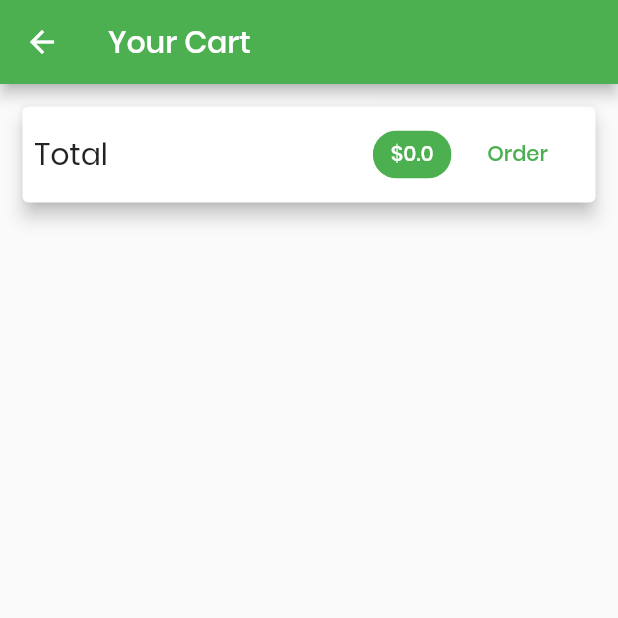
After one commit to MatejKrcek/flutterShop, a Flutter app: the CartScreen screen opened by its route, on a phone screen of 412 x 824 dp, the top half of it. The commit adds this screen. Run offline on Flutter 3.47's test engine with Material 2 defaults, Android fonts, the phone set to English and light mode, and no system bars; network calls fail.

Commit message:
cart screen

```diff
--- a/lib/main.dart
+++ b/lib/main.dart
@@ -5,6 +5,7 @@ import './screens/products_overview_screen.dart';
 import './screens/product_detail_screen.dart';
 import './providers/products.dart';
 import './providers/cart.dart';
+import './screens/cart_screen.dart';
 
 void main() => runApp(MyApp());
 
@@ -31,6 +32,7 @@ class MyApp extends StatelessWidget {
         home: ProductsOverviewScreen(),
         routes: {
           ProductDetailScreen.routeName: (ctx) => ProductDetailScreen(),
+          CartScreen.routeName: (ctx) => CartScreen(),
         },
       ),
     );
--- a/lib/providers/cart.dart
+++ b/lib/providers/cart.dart
@@ -26,6 +26,14 @@ class Cart with ChangeNotifier {
     return _items.length;
   }
 
+  double get totalAmount {
+    var total = 0.0;
+    _items.forEach((key, cartItem) {
+      total += cartItem.price * cartItem.quantity;
+    });
+     return total;
+  }
+
   void addItem(String productId, double price, String title) {
     if (_items.containsKey(productId)) {
       _items.update(
--- /dev/null
+++ b/lib/screens/cart_screen.dart
@@ -0,0 +1,53 @@
+import 'package:flutter/material.dart';
+import 'package:provider/provider.dart';
+
+import '../providers/cart.dart';
+
+class CartScreen extends StatelessWidget {
+  static const routeName = '/cart';
+
+  @override
+  Widget build(BuildContext context) {
+    final cart = Provider.of<Cart>(context);
+    return Scaffold(
+      appBar: AppBar(
+        title: Text('Your Cart'),
+      ),
+      body: Column(
+        children: <Widget>[
+          Card(
+            elevation: 5,
+            margin: EdgeInsets.all(15),
+            child: Padding(
+              padding: EdgeInsets.all(8),
+              child: Row(
+                mainAxisAlignment: MainAxisAlignment.spaceBetween,
+                children: <Widget>[
+                  Text(
+                    'Total',
+                    style: TextStyle(fontSize: 20),
+                  ),
+                  Spacer(),
+                  Chip(
+                    label: Text(
+                      '\$${cart.totalAmount}',
+                      style: TextStyle(
+                        color: Theme.of(context).primaryTextTheme.title.color,
+                      ),
+                    ),
+                    backgroundColor: Theme.of(context).primaryColor,
+                  ),
+                  FlatButton(
+                    onPressed: () {},
+                    child: Text('Order'),
+                    textColor: Theme.of(context).primaryColor,
+                  )
+                ],
+              ),
+            ),
+          ),
+        ],
+      ),
+    );
+  }
+}
--- a/lib/screens/products_overview_screen.dart
+++ b/lib/screens/products_overview_screen.dart
@@ -4,6 +4,7 @@ import 'package:provider/provider.dart';
 import '../widgets/products_grid.dart';
 import '../widgets/badge.dart';
 import '../providers/cart.dart';
+import '../screens/cart_screen.dart';
 
 enum FilterOptions {
   Favorites,
@@ -54,7 +55,9 @@ class _ProductsOverviewScreenState extends State<ProductsOverviewScreen> {
             child: IconButton( //child outside of Coonsumer, does not rebuild
               icon: Icon(
                 Icons.shopping_cart,
-              ), onPressed: () {},
+              ), onPressed: () {
+                Navigator.of(context).pushNamed(CartScreen.routeName);
+              },
             ),
           )
         ],
```
